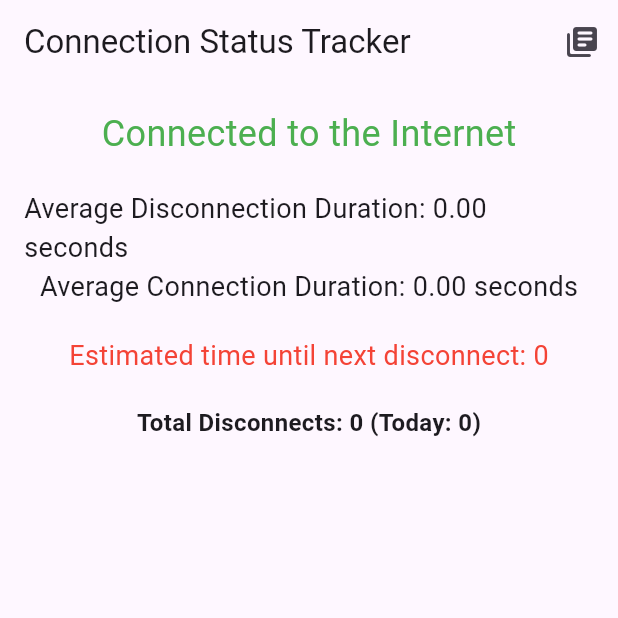
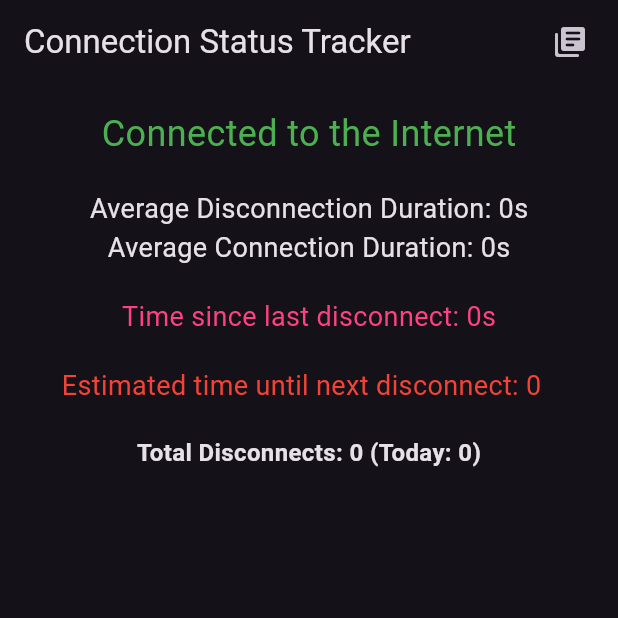
Before and after one commit to PyFlat/Disconnection-Tracker, a Flutter app: the screen it shows after launch, on a phone screen of 412 x 824 dp, the top half of it. Run offline on Flutter 3.47's test engine with Material 3 defaults, Android fonts, the phone set to English and light mode, and no system bars; our stand-ins replace internet_connection_checker_plus, sqflite_common_ffi, talker_flutter; accounts and stored records are empty.

Commit message:
a few improvments and bug fixes for the countdown displays

```diff
--- a/lib/connection_app_screen.dart
+++ b/lib/connection_app_screen.dart
@@ -20,7 +20,9 @@ class ConnectionStatusAppState extends State<ConnectionStatusApp> {
   List<Map<String, dynamic>> _disconnectHistory = [];
   List<Map<String, dynamic>> _disconnectHistoryToday = [];
   int _countdown = 0;
+  int _countdownLowest = 0;
   int _disconnectedCountdown = 0;
+  int _disconnectedCounter = 0;
 
   @override
   void initState() {
@@ -38,15 +40,22 @@ class ConnectionStatusAppState extends State<ConnectionStatusApp> {
       _loadDisconnectHistory();
     });
 
-    _connectionService.countdownStream.listen((seconds) {
+    _connectionService.countdownStream.listen((data) {
       setState(() {
-        _countdown = seconds;
+        _countdown = data["average"];
+        _countdownLowest = data["lowest"];
       });
     });
 
     _connectionService.disconnectedCountdownStream.listen((seconds) {
       setState(() {
         _disconnectedCountdown = seconds;
+      });
+    });
+
+    _connectionService.lastDisconnectedCounterStream.listen((seconds) {
+      setState(() {
+        _disconnectedCounter = seconds;
       });
     });
   }
@@ -80,7 +89,17 @@ class ConnectionStatusAppState extends State<ConnectionStatusApp> {
 
   String _formatDuration(int seconds) {
     final duration = Duration(seconds: seconds);
-    return '${duration.inMinutes}:${(duration.inSeconds % 60).toString().padLeft(2, '0')}';
+    final hours = duration.inHours;
+    final minutes = duration.inMinutes.remainder(60);
+    final remainingSeconds = duration.inSeconds.remainder(60);
+
+    if (hours > 0) {
+      return '${hours}h ${minutes}m ${remainingSeconds}s';
+    } else if (minutes > 0) {
+      return '${minutes}m ${remainingSeconds}s';
+    } else {
+      return '${remainingSeconds}s';
+    }
   }
 
   String _formatTimeDifference(DateTime from, DateTime to) {
@@ -90,13 +109,13 @@ class ConnectionStatusAppState extends State<ConnectionStatusApp> {
 
   @override
   Widget build(BuildContext context) {
-    return MaterialApp(
-      debugShowCheckedModeBanner: false,
-      home: Scaffold(
+    return Scaffold(
       appBar: AppBar(
         title: const Text("Connection Status Tracker"),
         actions: [
-            IconButton(
+          Padding(
+            padding: const EdgeInsets.only(right: 8.0),
+            child: IconButton(
               onPressed: () {
                 Navigator.of(context).push(
                   MaterialPageRoute(
@@ -105,6 +124,7 @@ class ConnectionStatusAppState extends State<ConnectionStatusApp> {
                 );
               },
               icon: Icon(Icons.my_library_books_rounded),
+            ),
           ),
         ],
       ),
@@ -124,15 +144,24 @@ class ConnectionStatusAppState extends State<ConnectionStatusApp> {
             ),
             const SizedBox(height: 20),
             Text(
-                "Average Disconnection Duration: ${_averageDisconnectDuration.toStringAsFixed(2)} seconds",
+              "Average Disconnection Duration: ${_formatDuration(_averageDisconnectDuration.toInt())}",
               style: TextStyle(fontSize: 18),
             ),
             Text(
-                "Average Connection Duration: ${_averageConnectionDuration.toStringAsFixed(2)} seconds",
+              "Average Connection Duration: ${_formatDuration(_averageConnectionDuration.toInt())}",
               style: TextStyle(fontSize: 18),
             ),
             const SizedBox(height: 20),
             if (_isConnected)
+              Text(
+                "Time since last disconnect: ${_formatDuration(_disconnectedCounter)}",
+                style: TextStyle(fontSize: 18, color: Colors.pinkAccent),
+              ),
+            if (_isConnected) const SizedBox(height: 20),
+            if (_isConnected)
+              Row(
+                mainAxisAlignment: MainAxisAlignment.center,
+                children: [
                   Text(
                     "Estimated time until next disconnect: ${_countdown > 0 ? _formatDuration(_countdown) : 0}",
                     style: TextStyle(
@@ -140,13 +169,21 @@ class ConnectionStatusAppState extends State<ConnectionStatusApp> {
                       color: _countdown > 0 ? Colors.blue : Colors.red,
                     ),
                   ),
+                  SizedBox(width: 10),
+                  if (_countdownLowest > 0)
+                    Text(
+                      "(minimum: ${_formatDuration(_countdownLowest)})",
+                      style: TextStyle(fontSize: 18, color: Colors.blue),
+                    ),
+                ],
+              ),
+
             if (!_isConnected)
               Text(
                 "Estimated time until reconnect: ${_disconnectedCountdown > 0 ? _formatDuration(_disconnectedCountdown) : 0}",
                 style: TextStyle(
                   fontSize: 18,
-                    color:
-                        _disconnectedCountdown > 0 ? Colors.red : Colors.blue,
+                  color: _disconnectedCountdown > 0 ? Colors.red : Colors.blue,
                 ),
               ),
             const SizedBox(height: 20),
@@ -172,10 +209,7 @@ class ConnectionStatusAppState extends State<ConnectionStatusApp> {
                           : null;
                   final duration =
                       reconnectTime != null
-                            ? _formatTimeDifference(
-                              disconnectTime,
-                              reconnectTime,
-                            )
+                          ? _formatTimeDifference(disconnectTime, reconnectTime)
                           : 'Ongoing';
 
                   String timeBetweenDisconnects = '';
@@ -195,7 +229,10 @@ class ConnectionStatusAppState extends State<ConnectionStatusApp> {
                   return Column(
                     crossAxisAlignment: CrossAxisAlignment.center,
                     children: [
-                        Card(
+                      Center(
+                        child: ConstrainedBox(
+                          constraints: BoxConstraints(maxWidth: 400),
+                          child: Card(
                             shape: RoundedRectangleBorder(
                               borderRadius: BorderRadius.circular(10.0),
                             ),
@@ -204,7 +241,7 @@ class ConnectionStatusAppState extends State<ConnectionStatusApp> {
                             child: Padding(
                               padding: const EdgeInsets.all(12.0),
                               child: Column(
-                              crossAxisAlignment: CrossAxisAlignment.start,
+                                crossAxisAlignment: CrossAxisAlignment.center,
                                 children: [
                                   Row(
                                     mainAxisAlignment: MainAxisAlignment.center,
@@ -212,7 +249,7 @@ class ConnectionStatusAppState extends State<ConnectionStatusApp> {
                                       Icon(Icons.wifi_off, color: Colors.red),
                                       const SizedBox(width: 8),
                                       Text(
-                                      "Disconnected at: ${DateFormat("dd.MM.yyyy HH:mm:ss.ms").format(disconnectTime)}",
+                                        "Disconnected at: ${DateFormat("dd.MM.yyyy HH:mm:ss").format(disconnectTime)}",
                                         style: TextStyle(
                                           fontWeight: FontWeight.bold,
                                         ),
@@ -227,7 +264,7 @@ class ConnectionStatusAppState extends State<ConnectionStatusApp> {
                                       const SizedBox(width: 8),
                                       reconnectTime != null
                                           ? Text(
-                                          "Reconnected at: ${DateFormat("dd.MM.yyyy HH:mm:ss.ms").format(reconnectTime)}",
+                                            "Reconnected at: ${DateFormat("dd.MM.yyyy HH:mm:ss").format(reconnectTime)}",
                                             style: TextStyle(
                                               fontWeight: FontWeight.bold,
                                             ),
@@ -246,6 +283,8 @@ class ConnectionStatusAppState extends State<ConnectionStatusApp> {
                               ),
                             ),
                           ),
+                        ),
+                      ),
                       if (timeBetweenDisconnects.isNotEmpty)
                         Padding(
                           padding: const EdgeInsets.symmetric(vertical: 12.0),
@@ -256,6 +295,7 @@ class ConnectionStatusAppState extends State<ConnectionStatusApp> {
                               fontWeight: FontWeight.bold,
                               color: Colors.blueGrey,
                             ),
+                            textAlign: TextAlign.center,
                           ),
                         ),
                     ],
@@ -264,7 +304,6 @@ class ConnectionStatusAppState extends State<ConnectionStatusApp> {
               ),
             ),
           ],
-          ),
         ),
       ),
     );
--- a/lib/main.dart
+++ b/lib/main.dart
@@ -23,6 +23,7 @@ class MyApp extends StatelessWidget {
   @override
   Widget build(BuildContext context) {
     return MaterialApp(
+      theme: ThemeData.dark(),
       debugShowCheckedModeBanner: false,
       home: ConnectionStatusApp(),
     );
```
Also changed, not shown: lib/connection_service.dart (+101 -15 lines), lib/database_helper.dart (+9 -0 lines). Lines whose indentation alone changed are shown as unchanged.
